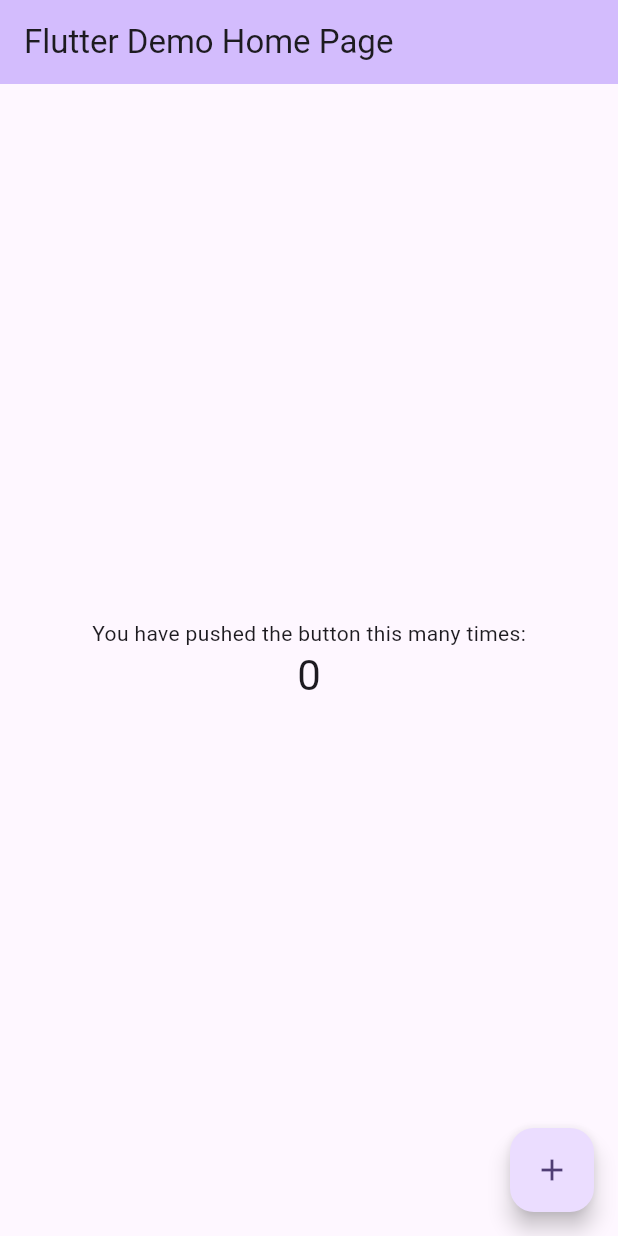
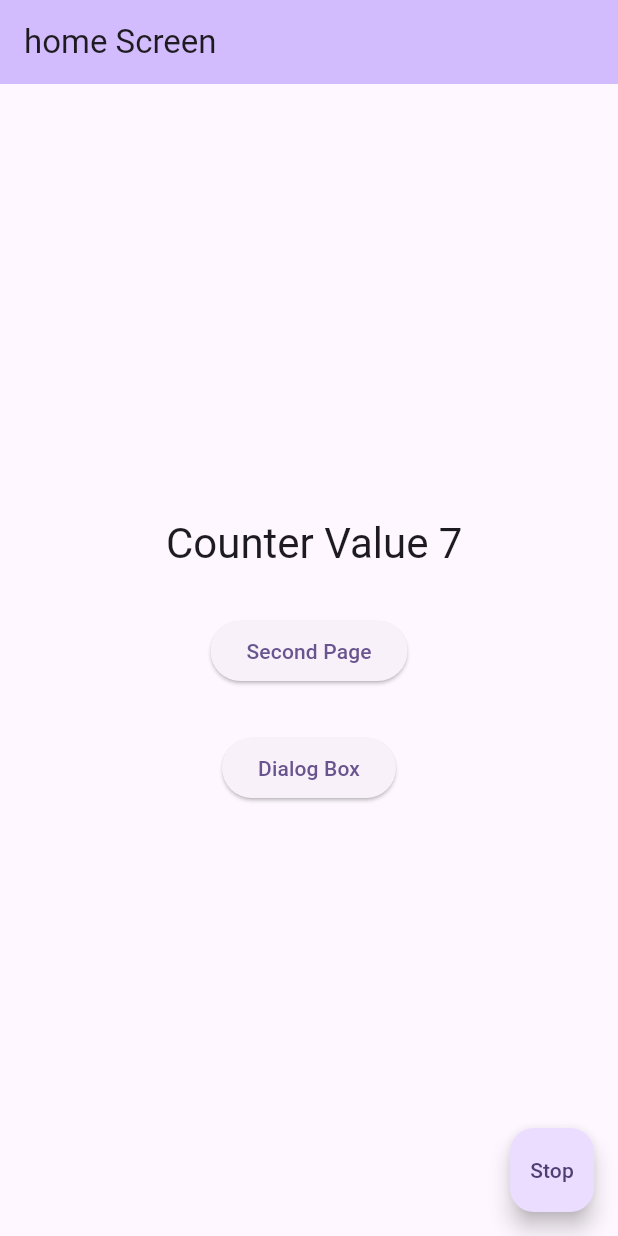
Before and after one commit to HamzaJawed-HJ/Flutter-GetX-Practice, a Flutter app: the screen it shows after launch, on a phone screen of 412 x 824 dp. Run offline on Flutter 3.47's test engine with Material 3 defaults, Android fonts, the phone set to English and light mode, and no system bars; our stand-ins replace get.

Commit message:
get routing & controllers

```diff
--- /dev/null
+++ b/lib/controller/increment_controller.dart
@@ -0,0 +1,43 @@
+import 'dart:async';
+
+import 'package:get/get.dart';
+
+class IncrementController extends GetxController {
+  RxInt counter = 0.obs;
+
+  late Timer timer;
+
+  void incrementCounter() {
+    counter.value++;
+  }
+
+  @override
+  void onInit() {
+    // TODO: implement onInit
+    super.onInit();
+
+    //when application start onInit function called
+  }
+
+  @override
+  void onReady() {
+    // TODO: implement onReady
+    super.onReady();
+
+    timer = Timer.periodic(const Duration(seconds: 1), (timer) {
+      incrementCounter();
+    });
+
+    //when rendring UI OnReady function called
+  }
+
+  @override
+  void onClose() {
+    // TODO: implement onClose
+    super.onClose();
+
+    timer.cancel();
+
+    //added logout functionality in Onclose function
+  }
+}
--- a/lib/main.dart
+++ b/lib/main.dart
@@ -1,4 +1,8 @@
 import 'package:flutter/material.dart';
+import 'package:flutter_getx_practice/routes/app_routes.dart';
+import 'package:flutter_getx_practice/routes/get_routes.dart';
+import 'package:flutter_getx_practice/screens/home_page.dart';
+import 'package:get/get.dart';
 
 void main() {
   runApp(const MyApp());
@@ -10,116 +14,14 @@ class MyApp extends StatelessWidget {
   // This widget is the root of your application.
   @override
   Widget build(BuildContext context) {
-    return MaterialApp(
+    return GetMaterialApp(
       title: 'Flutter Demo',
       theme: ThemeData(
-        // This is the theme of your application.
-        //
-        // TRY THIS: Try running your application with "flutter run". You'll see
-        // the application has a purple toolbar. Then, without quitting the app,
-        // try changing the seedColor in the colorScheme below to Colors.green
-        // and then invoke "hot reload" (save your changes or press the "hot
-        // reload" button in a Flutter-supported IDE, or press "r" if you used
-        // the command line to start the app).
-        //
-        // Notice that the counter didn't reset back to zero; the application
-        // state is not lost during the reload. To reset the state, use hot
-        // restart instead.
-        //
-        // This works for code too, not just values: Most code changes can be
-        // tested with just a hot reload.
         colorScheme: ColorScheme.fromSeed(seedColor: Colors.deepPurple),
         useMaterial3: true,
       ),
-      home: const MyHomePage(title: 'Flutter Demo Home Page'),
+      getPages: GetAppRoutes.getRoute(),
+      initialRoute: AppRoutes.initialRoute,
     );
   }
 }
-
-class MyHomePage extends StatefulWidget {
-  const MyHomePage({super.key, required this.title});
-
-  // This widget is the home page of your application. It is stateful, meaning
-  // that it has a State object (defined below) that contains fields that affect
-  // how it looks.
-
-  // This class is the configuration for the state. It holds the values (in this
-  // case the title) provided by the parent (in this case the App widget) and
-  // used by the build method of the State. Fields in a Widget subclass are
-  // always marked "final".
-
-  final String title;
-
-  @override
-  State<MyHomePage> createState() => _MyHomePageState();
-}
-
-class _MyHomePageState extends State<MyHomePage> {
-  int _counter = 0;
-
-  void _incrementCounter() {
-    setState(() {
-      // This call to setState tells the Flutter framework that something has
-      // changed in this State, which causes it to rerun the build method below
-      // so that the display can reflect the updated values. If we changed
-      // _counter without calling setState(), then the build method would not be
-      // called again, and so nothing would appear to happen.
-      _counter++;
-    });
-  }
-
-  @override
-  Widget build(BuildContext context) {
-    // This method is rerun every time setState is called, for instance as done
-    // by the _incrementCounter method above.
-    //
-    // The Flutter framework has been optimized to make rerunning build methods
-    // fast, so that you can just rebuild anything that needs updating rather
-    // than having to individually change instances of widgets.
-    return Scaffold(
-      appBar: AppBar(
-        // TRY THIS: Try changing the color here to a specific color (to
-        // Colors.amber, perhaps?) and trigger a hot reload to see the AppBar
-        // change color while the other colors stay the same.
-        backgroundColor: Theme.of(context).colorScheme.inversePrimary,
-        // Here we take the value from the MyHomePage object that was created by
-        // the App.build method, and use it to set our appbar title.
-        title: Text(widget.title),
-      ),
-      body: Center(
-        // Center is a layout widget. It takes a single child and positions it
-        // in the middle of the parent.
-        child: Column(
-          // Column is also a layout widget. It takes a list of children and
-          // arranges them vertically. By default, it sizes itself to fit its
-          // children horizontally, and tries to be as tall as its parent.
-          //
-          // Column has various properties to control how it sizes itself and
-          // how it positions its children. Here we use mainAxisAlignment to
-          // center the children vertically; the main axis here is the vertical
-          // axis because Columns are vertical (the cross axis would be
-          // horizontal).
-          //
-          // TRY THIS: Invoke "debug painting" (choose the "Toggle Debug Paint"
-          // action in the IDE, or press "p" in the console), to see the
-          // wireframe for each widget.
-          mainAxisAlignment: MainAxisAlignment.center,
-          children: <Widget>[
-            const Text(
-              'You have pushed the button this many times:',
-            ),
-            Text(
-              '$_counter',
-              style: Theme.of(context).textTheme.headlineMedium,
-            ),
-          ],
-        ),
-      ),
-      floatingActionButton: FloatingActionButton(
-        onPressed: _incrementCounter,
-        tooltip: 'Increment',
-        child: const Icon(Icons.add),
-      ), // This trailing comma makes auto-formatting nicer for build methods.
-    );
-  }
-}
--- /dev/null
+++ b/lib/routes/app_routes.dart
@@ -0,0 +1,4 @@
+class AppRoutes {
+  static const String initialRoute = "/";
+  static const String secondRoute = "/secondPage";
+}
--- /dev/null
+++ b/lib/routes/get_routes.dart
@@ -0,0 +1,19 @@
+import 'package:flutter_getx_practice/routes/app_routes.dart';
+import 'package:flutter_getx_practice/screens/home_page.dart';
+import 'package:flutter_getx_practice/screens/second_page.dart';
+import 'package:get/get.dart';
+
+class GetAppRoutes {
+  static List<GetPage> getRoute() {
+    return [
+      GetPage(
+        name: AppRoutes.initialRoute,
+        page: () => MyHomePage(title: "home Screen"),
+      ),
+      GetPage(
+        name: AppRoutes.secondRoute,
+        page: () => const SecondPage(),
+      )
+    ];
+  }
+}
--- /dev/null
+++ b/lib/screens/home_page.dart
@@ -0,0 +1,70 @@
+import 'package:flutter/material.dart';
+import 'package:flutter_getx_practice/controller/increment_controller.dart';
+import 'package:flutter_getx_practice/routes/app_routes.dart';
+import 'package:get/get.dart';
+
+class MyHomePage extends StatelessWidget {
+  MyHomePage({super.key, required this.title});
+
+  final String title;
+
+  IncrementController controller = Get.put(IncrementController());
+
+  @override
+  Widget build(BuildContext context) {
+    return Scaffold(
+      appBar: AppBar(
+        backgroundColor: Theme.of(context).colorScheme.inversePrimary,
+        title: Text(title),
+      ),
+      body: Center(
+        child: Column(
+          mainAxisAlignment: MainAxisAlignment.center,
+          children: <Widget>[
+            Obx(
+              () {
+                return Text(
+                  ' Counter Value ${controller.counter.value}',
+                  // '$_counter',
+                  style: Theme.of(context).textTheme.headlineMedium,
+                );
+              },
+            ),
+            SizedBox(
+              height: 30,
+            ),
+            ElevatedButton(
+              onPressed: () {
+                Get.toNamed(AppRoutes.secondRoute);
+              },
+              child: Text("Second Page"),
+            ),
+            SizedBox(
+              height: 30,
+            ),
+            ElevatedButton(
+              onPressed: () {
+                Get.defaultDialog(
+                  title: "Dialog Box ",
+                  textConfirm: "yes",
+                  textCancel: "No",
+                );
+              },
+              child: Text("Dialog Box"),
+            )
+          ],
+        ),
+      ),
+      floatingActionButton: FloatingActionButton(
+        onPressed: () {
+          //  controller.incrementCounter();
+
+          Get.delete<IncrementController>();
+        },
+        // _incrementCounter,
+        // tooltip: ,
+        child: Text('Stop'),
+      ), // This trailing comma makes auto-formatting nicer for build methods.
+    );
+  }
+}
--- a/pubspec.yaml
+++ b/pubspec.yaml
@@ -35,6 +35,7 @@ dependencies:
   # The following adds the Cupertino Icons font to your application.
   # Use with the CupertinoIcons class for iOS style icons.
   cupertino_icons: ^1.0.8
+  get: ^4.6.6
 
 dev_dependencies:
   flutter_test:
```
Also changed, not shown: lib/screens/second_page.dart (added, +13 -0 lines), pubspec.lock.
